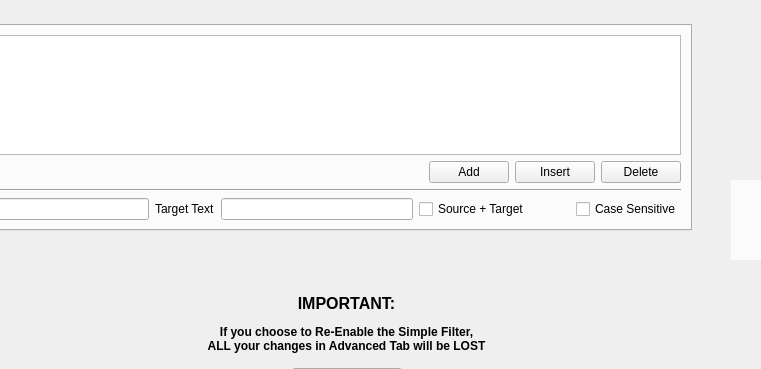
The window that src/sdltm/ui/EditSdltmFilter.ui (RWS/sdltm_browser) describes before a commit, drawn with Qt 5; both pictures show x 219 to 980 and y 0 to 369 of the 1117 by 642 pixel window.
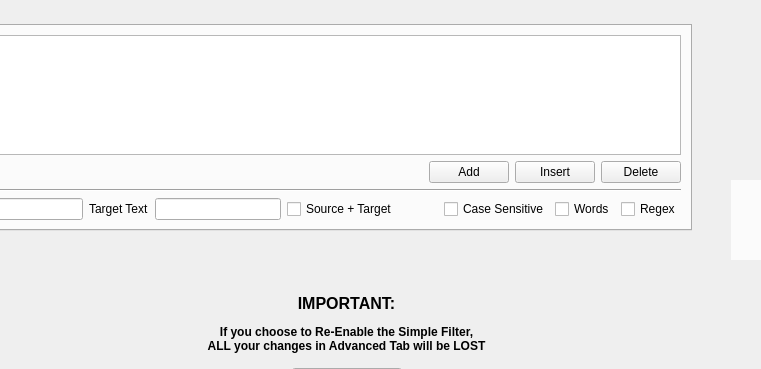
The same window after the commit. Icons and pictures are not drawn. Custom widgets are drawn as their Qt base class.

Commit message: regex Find + Find and replace

What changed in the file:
```diff
--- a/src/sdltm/ui/EditSdltmFilter.ui
+++ b/src/sdltm/ui/EditSdltmFilter.ui
@@ -160,6 +160,26 @@
           </property>
          </widget>
         </item>
+        <item>
+         <widget class="QCheckBox" name="quickSearchWholeWordOnly">
+          <property name="toolTip">
+           <string>WholeWord Only</string>
+          </property>
+          <property name="text">
+           <string>Words</string>
+          </property>
+         </widget>
+        </item>
+        <item>
+         <widget class="QCheckBox" name="quickSearchRegex">
+          <property name="toolTip">
+           <string>Use Regular Expressions</string>
+          </property>
+          <property name="text">
+           <string>Regex</string>
+          </property>
+         </widget>
+        </item>
        </layout>
       </widget>
      </item>
```
The commit also changes 14 other files.
